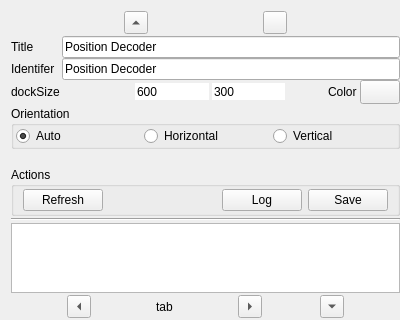
Before: the Qt Designer form src/pyphoplacecellanalysis/GUI/PyQtPlot/Widgets/DockPlanningHelperWidget/DockPlanningHelperWidget.ui in CommanderPho/pyPhoPlaceCellAnalysis, drawn with Qt 5.
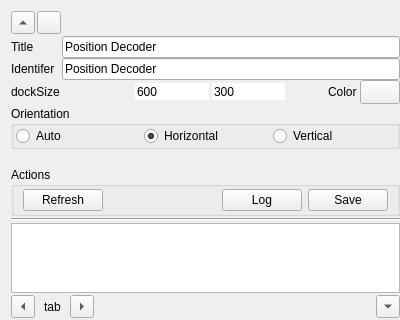
After: the same form once the commit is applied. Icons and pictures are not drawn. Custom widgets are drawn as their Qt base class.

The edit to the form file:
```diff
--- a/src/pyphoplacecellanalysis/GUI/PyQtPlot/Widgets/DockPlanningHelperWidget/DockPlanningHelperWidget.ui
+++ b/src/pyphoplacecellanalysis/GUI/PyQtPlot/Widgets/DockPlanningHelperWidget/DockPlanningHelperWidget.ui
@@ -13,7 +13,7 @@
   <property name="windowTitle">
    <string>Form</string>
   </property>
-  <layout class="QGridLayout" name="gridLayout" rowstretch="1,0,0,0,0,0,0,0,0,0,0,0" columnstretch="1,0,0,0,0,0,0,0,0">
+  <layout class="QGridLayout" name="gridLayout" rowstretch="1,0,0,0,0,0,0,0,0,0,0" columnstretch="1">
    <property name="rightMargin">
     <number>0</number>
    </property>
@@ -52,6 +52,19 @@
        </property>
       </widget>
      </item>
+     <item>
+      <spacer name="horizontalSpacer_4">
+       <property name="orientation">
+        <enum>Qt::Horizontal</enum>
+       </property>
+       <property name="sizeHint" stdset="0">
+        <size>
+         <width>40</width>
+         <height>20</height>
+        </size>
+       </property>
+      </spacer>
+     </item>
     </layout>
    </item>
    <item row="6" column="0">
@@ -127,7 +140,7 @@
          <string>Auto</string>
         </property>
         <property name="checked">
-         <bool>true</bool>
+         <bool>false</bool>
         </property>
        </widget>
       </item>
@@ -136,6 +149,9 @@
         <property name="text">
          <string>Horizontal</string>
         </property>
+        <property name="checked">
+         <bool>true</bool>
+        </property>
        </widget>
       </item>
       <item>
@@ -447,6 +463,19 @@
        </property>
       </widget>
      </item>
+     <item>
+      <spacer name="horizontalSpacer_5">
+       <property name="orientation">
+        <enum>Qt::Horizontal</enum>
+       </property>
+       <property name="sizeHint" stdset="0">
+        <size>
+         <width>40</width>
+         <height>20</height>
+        </size>
+       </property>
+      </spacer>
+     </item>
      <item>
       <widget class="QToolButton" name="btnAddWidgetBelow">
        <property name="toolTip">
```
